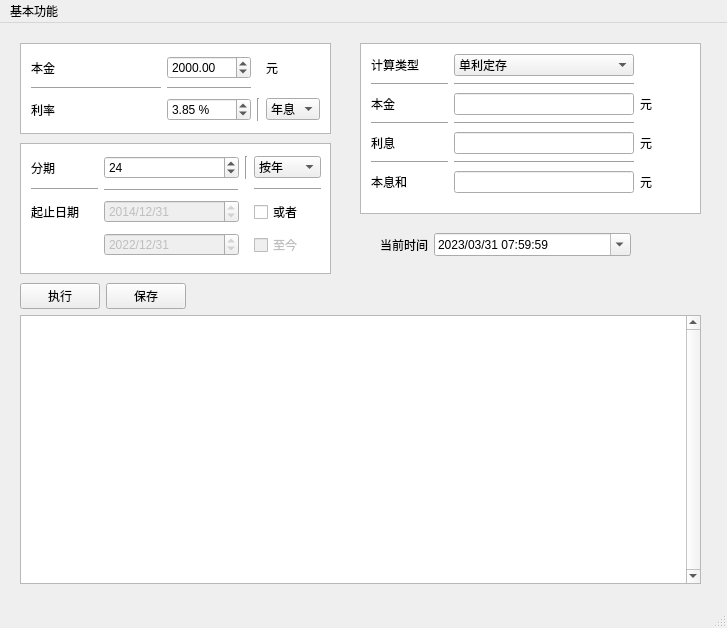
Above: ui/GuiForm.ui from zero-bugs/simpleCalcApp before the change. Below: the same form after it.
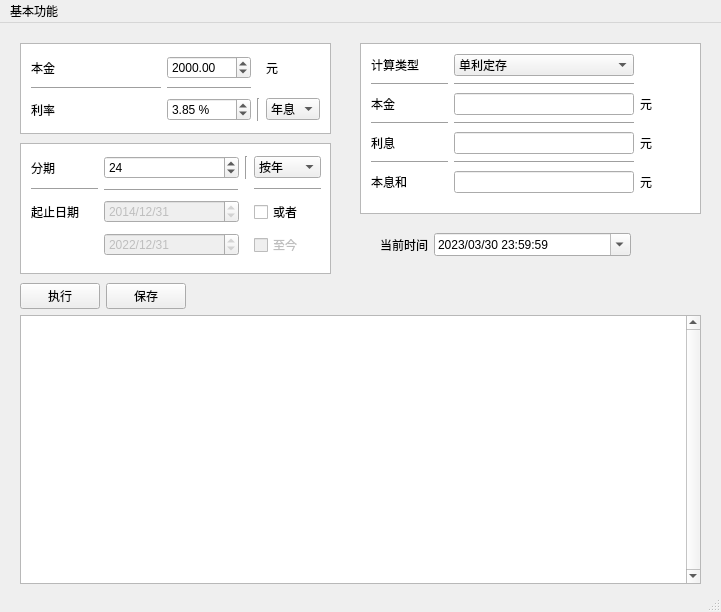
That is the form after the change.

```diff
--- a/ui/GuiForm.ui
+++ b/ui/GuiForm.ui
@@ -6,8 +6,8 @@
    <rect>
     <x>0</x>
     <y>0</y>
-    <width>727</width>
-    <height>628</height>
+    <width>721</width>
+    <height>612</height>
    </rect>
   </property>
   <property name="windowTitle">
@@ -750,29 +750,29 @@
       <widget class="QDateTimeEdit" name="dateTimeEdit">
        <property name="dateTime">
         <datetime>
-         <hour>7</hour>
+         <hour>23</hour>
          <minute>59</minute>
          <second>59</second>
          <year>2023</year>
          <month>3</month>
-         <day>31</day>
+         <day>30</day>
         </datetime>
        </property>
        <property name="maximumDateTime">
         <datetime>
-         <hour>7</hour>
+         <hour>23</hour>
          <minute>59</minute>
          <second>59</second>
          <year>9999</year>
          <month>3</month>
-         <day>31</day>
+         <day>30</day>
         </datetime>
        </property>
        <property name="maximumDate">
         <date>
          <year>9999</year>
          <month>3</month>
-         <day>31</day>
+         <day>30</day>
         </date>
        </property>
        <property name="currentSection">
@@ -806,7 +806,7 @@
     <rect>
      <x>0</x>
      <y>0</y>
-     <width>727</width>
+     <width>721</width>
      <height>26</height>
     </rect>
    </property>
```
Left out of the diff: 2 changed lines with no effect on the pictures.
